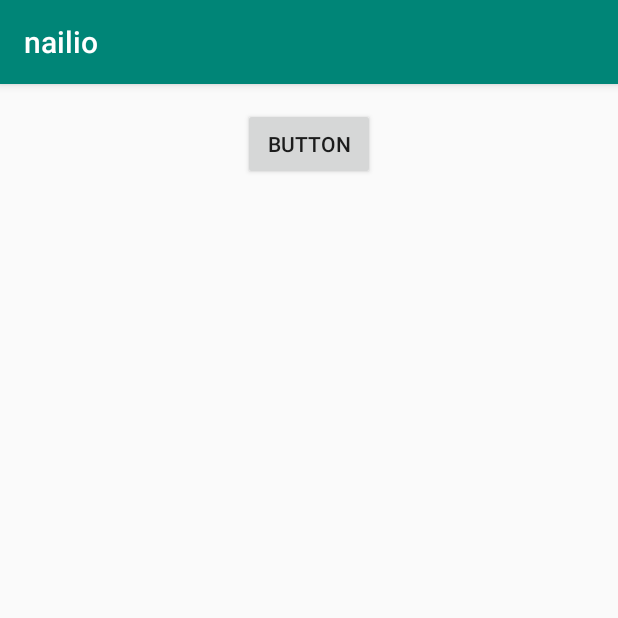
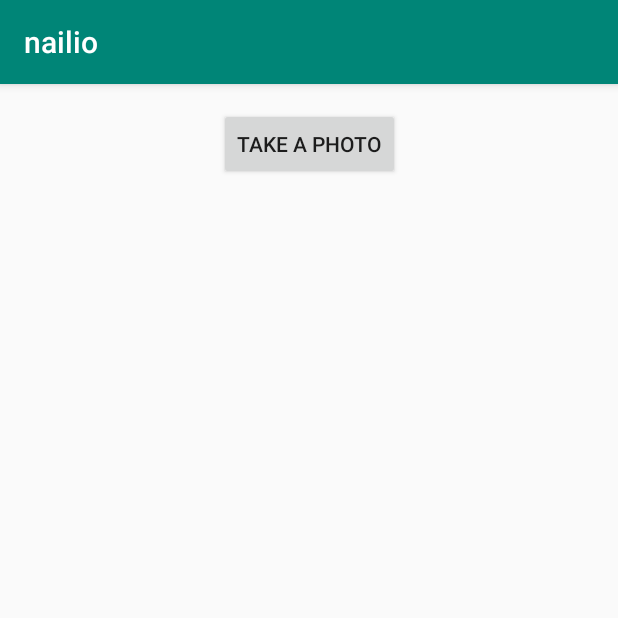
Before and after one commit to ledangaravi/nailio, an Android app: the screen it shows after launch (MainActivity), on a phone screen of 412 x 824 dp, the top half of it. Run offline under Robolectric (Android 15) with nearby library versions, the phone set to English and light mode, and no system bars.

Commit message:
android update

```diff
--- a/android/nailio/app/src/main/java/com/ledangaravi/nailio/MainActivity.java
+++ b/android/nailio/app/src/main/java/com/ledangaravi/nailio/MainActivity.java
@@ -1,4 +1,5 @@
 package com.ledangaravi.nailio;
+//branch
 
 import android.content.Intent;
 import android.graphics.Bitmap;
--- a/android/nailio/app/src/main/res/layout/activity_main.xml
+++ b/android/nailio/app/src/main/res/layout/activity_main.xml
@@ -12,7 +12,7 @@
         android:layout_height="wrap_content"
         android:layout_marginTop="16dp"
         android:onClick="photoButton"
-        android:text="Button"
+        android:text="@string/photo_button"
         app:layout_constraintEnd_toEndOf="parent"
         app:layout_constraintStart_toStartOf="parent"
         app:layout_constraintTop_toTopOf="parent" />
--- a/android/nailio/app/src/main/res/values/strings.xml
+++ b/android/nailio/app/src/main/res/values/strings.xml
@@ -1,3 +1,4 @@
 <resources>
     <string name="app_name">nailio</string>
+    <string name="photo_button">Take a photo</string>
 </resources>
```
